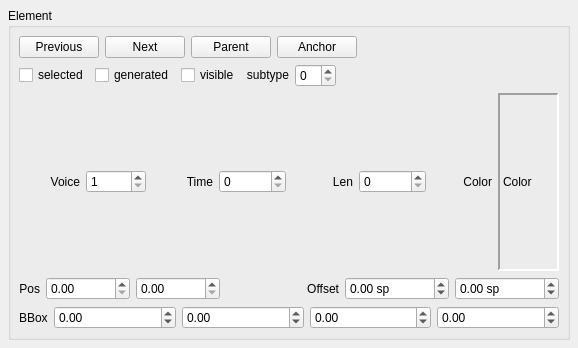
Before: the Qt Designer form mscore/mscore/element.ui in musescore/musescore-old, drawn with Qt 5.
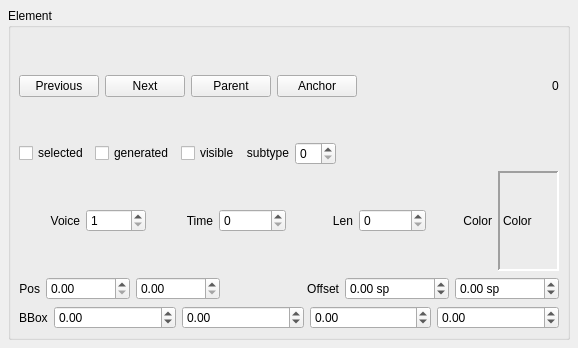
After: the same form once the commit is applied.

```diff
--- a/mscore/mscore/element.ui
+++ b/mscore/mscore/element.ui
@@ -77,12 +77,19 @@
           </property>
           <property name="sizeHint" >
            <size>
-            <width>131</width>
+            <width>40</width>
             <height>20</height>
            </size>
           </property>
          </spacer>
         </item>
+        <item>
+         <widget class="QLabel" name="address" >
+          <property name="text" >
+           <string>0</string>
+          </property>
+         </widget>
+        </item>
        </layout>
       </item>
       <item>
```
